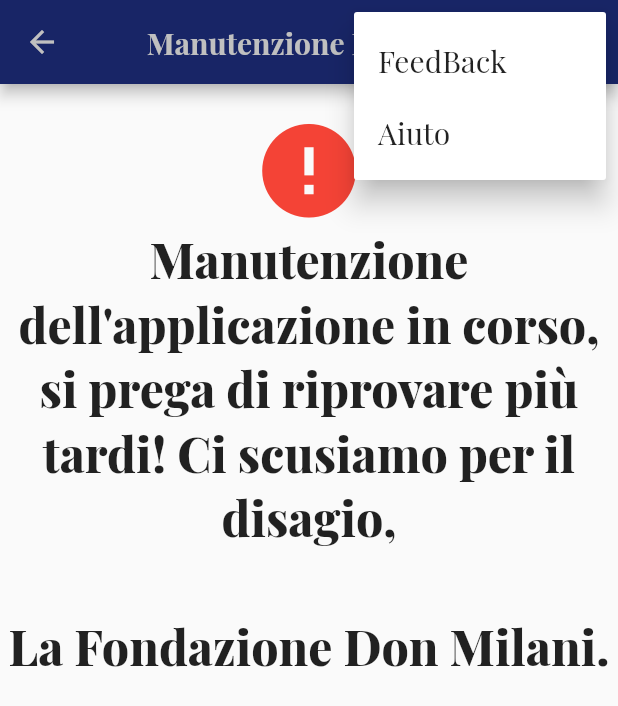
After one commit to Progxy/fdmApp, a Flutter app: the Manutenzione screen opened by its route, after a tap on the "more vert" icon, on a phone screen of 412 x 824 dp. The commit adds this screen. Shown: the top 706 px of the screen. Run offline on Flutter 3.47's test engine with Material 2 defaults, Android fonts, the phone set to English and light mode, and no system bars; our stand-ins replace bordered_text, carousel_slider, connectivity, datetime_picker_formfield, dotted_line, firebase_auth and 9 more; missing offline and left inert: mailer2, stripe_payment; accounts and stored records are empty; project files that could hold a hidden picture were left out.

Commit message:
implemented manutenzione.dart

```diff
--- a/lib/app.dart
+++ b/lib/app.dart
@@ -15,6 +15,7 @@ import 'package:fdmApp/screens/iscrizione/iscrizione2.dart';
 import 'package:fdmApp/screens/iscrizione/iscrizione3.dart';
 import 'package:fdmApp/screens/login.dart';
 import 'package:fdmApp/screens/login/userpage.dart';
+import 'package:fdmApp/screens/manutenzione.dart';
 import 'package:fdmApp/screens/media.dart';
 import 'package:fdmApp/screens/media/detailedPhoto.dart';
 import 'package:fdmApp/screens/media/detailedVideo.dart';
@@ -82,6 +83,7 @@ class MyApp extends StatelessWidget {
           Disdici.routeName: (context) => Disdici(),
           Rinnova.routeName: (context) => Rinnova(),
           InfoAggiornamento.routeName: (context) => InfoAggiornamento(),
+          Manutenzione.routeName: (context) => Manutenzione(),
         },
       ),
     );
--- /dev/null
+++ b/lib/screens/manutenzione.dart
@@ -0,0 +1,106 @@
+import 'package:connectivity/connectivity.dart';
+import 'package:fdmApp/screens/utilizzo.dart';
+import 'package:flutter/material.dart';
+
+import 'badConnection.dart';
+import 'feedback.dart';
+
+class Manutenzione extends StatefulWidget {
+  static const String routeName = "/manutenzione";
+  @override
+  _ManutenzioneState createState() => _ManutenzioneState();
+}
+
+class _ManutenzioneState extends State<Manutenzione> {
+  final List<String> choices = <String>[
+    "FeedBack",
+    "Aiuto",
+  ];
+
+  void choiceAction(String choice) async {
+    if (choice == "Aiuto") {
+      Navigator.push(
+          context, MaterialPageRoute(builder: (context) => Utilizzo()));
+    } else {
+      var connectivityResult = await (Connectivity().checkConnectivity());
+      if (connectivityResult == ConnectivityResult.none) {
+        Navigator.push(
+            context, MaterialPageRoute(builder: (context) => BadConnection()));
+      } else {
+        Navigator.push(
+            context, MaterialPageRoute(builder: (context) => FeedBack()));
+      }
+    }
+  }
+
+  @override
+  Widget build(BuildContext context) {
+    return Scaffold(
+      appBar: AppBar(
+        iconTheme: IconThemeData(
+          color: Color.fromARGB(255, 192, 192, 192),
+        ),
+        title: FittedBox(
+          fit: BoxFit.fitWidth,
+          child: Text(
+            "Manutenzione In Corso",
+            style: TextStyle(
+              color: Color.fromARGB(255, 192, 192, 192),
+              fontWeight: FontWeight.w700,
+            ),
+          ),
+        ),
+        actions: [
+          PopupMenuButton<String>(
+            onSelected: choiceAction,
+            itemBuilder: (BuildContext context) {
+              return choices.map((String choice) {
+                return PopupMenuItem<String>(
+                  value: choice,
+                  child: Text(
+                    choice,
+                    style: TextStyle(
+                      fontSize: 20,
+                    ),
+                  ),
+                );
+              }).toList();
+            },
+          )
+        ],
+        backgroundColor: Color.fromARGB(255, 24, 37, 102),
+        centerTitle: true,
+      ),
+      body: SingleChildScrollView(
+        child: Column(
+          mainAxisAlignment: MainAxisAlignment.start,
+          crossAxisAlignment: CrossAxisAlignment.start,
+          children: [
+            Center(
+              child: Padding(
+                padding: const EdgeInsets.only(
+                  top: 20.0,
+                ),
+                child: Icon(
+                  Icons.error,
+                  size: 75.0,
+                  color: Colors.red,
+                ),
+              ),
+            ),
+            Center(
+              child: Text(
+                "Manutenzione dell'applicazione in corso, si prega di riprovare più tardi! Ci scusiamo per il disagio,\n\nLa Fondazione Don Milani.",
+                style: TextStyle(
+                  fontSize: 32,
+                  fontWeight: FontWeight.w800,
+                ),
+                textAlign: TextAlign.center,
+              ),
+            ),
+          ],
+        ),
+      ),
+    );
+  }
+}
```
Also changed, not shown: lib/screens/home.dart (+24 -0 lines).
